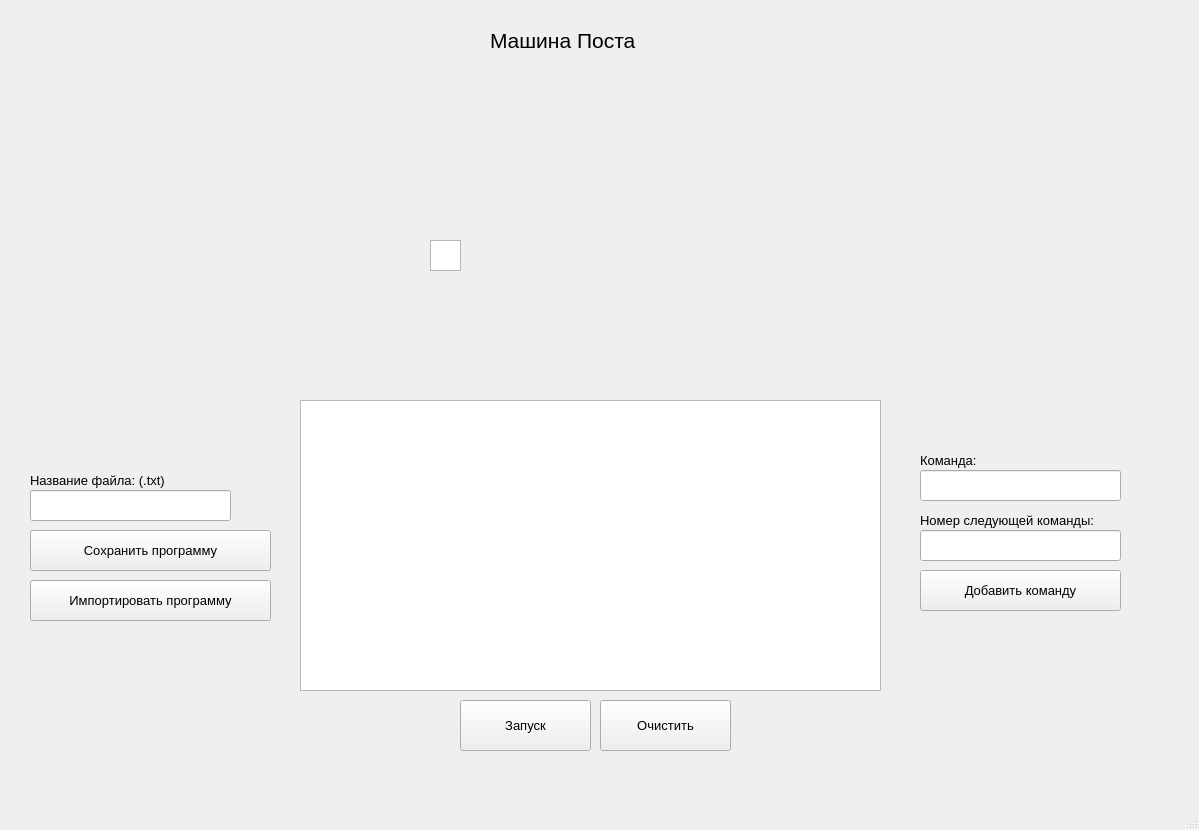
Old version of the form PostMachine.ui in the repository DimaChesnokov/PostMachine.
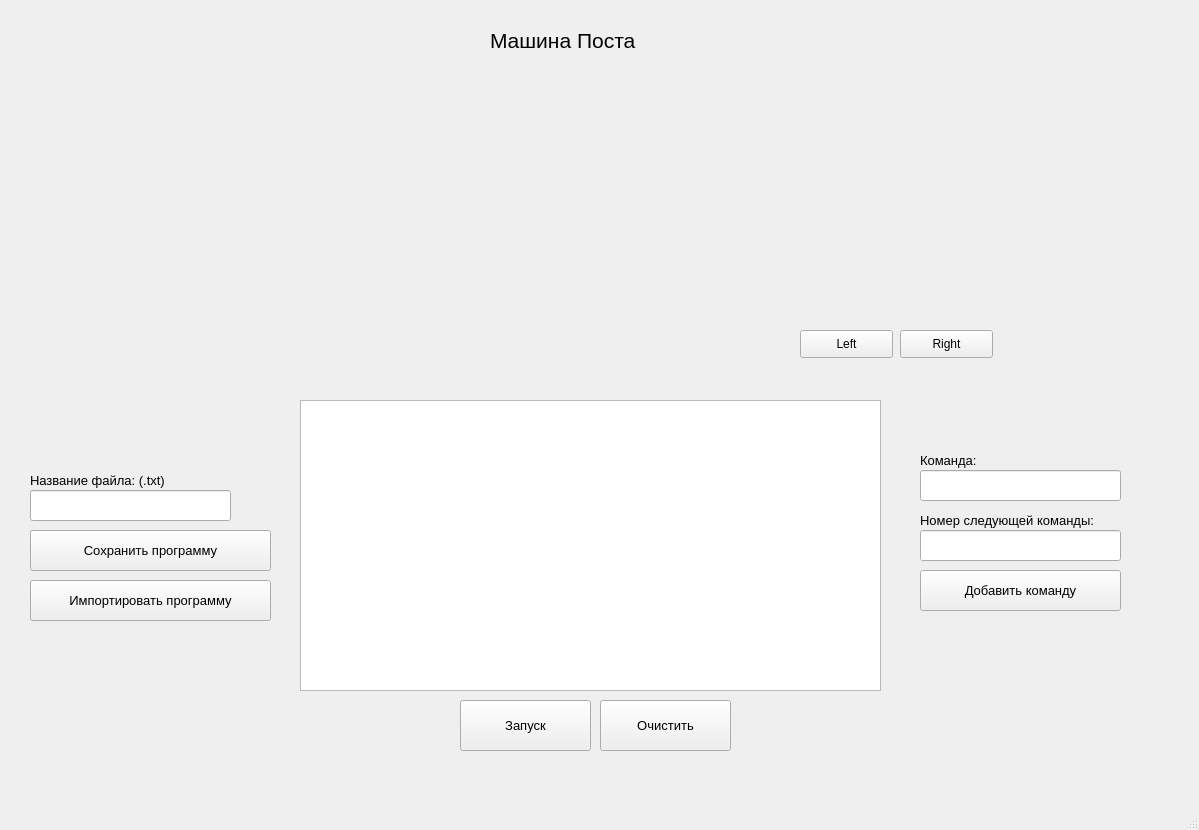
New version of the form.

Patch:
```diff
--- a/PostMachine.ui
+++ b/PostMachine.ui
@@ -222,14 +222,63 @@
      <string>Очистить</string>
     </property>
    </widget>
-   <widget class="QTextEdit" name="textEdit">
+   <widget class="QWidget" name="horizontalLayoutWidget">
     <property name="geometry">
      <rect>
-      <x>430</x>
-      <y>240</y>
-      <width>31</width>
-      <height>31</height>
+      <x>90</x>
+      <y>180</y>
+      <width>1021</width>
+      <height>80</height>
      </rect>
+    </property>
+    <layout class="QHBoxLayout" name="horizontalLayout"/>
+   </widget>
+   <widget class="QWidget" name="horizontalLayoutWidget_2">
+    <property name="geometry">
+     <rect>
+      <x>90</x>
+      <y>210</y>
+      <width>1021</width>
+      <height>80</height>
+     </rect>
+    </property>
+    <layout class="QHBoxLayout" name="horizontalLayout_2"/>
+   </widget>
+   <widget class="QWidget" name="horizontalLayoutWidget_3">
+    <property name="geometry">
+     <rect>
+      <x>90</x>
+      <y>150</y>
+      <width>1021</width>
+      <height>80</height>
+     </rect>
+    </property>
+    <layout class="QHBoxLayout" name="horizontalLayout_3"/>
+   </widget>
+   <widget class="QPushButton" name="pushButton_Right">
+    <property name="geometry">
+     <rect>
+      <x>900</x>
+      <y>330</y>
+      <width>93</width>
+      <height>28</height>
+     </rect>
+    </property>
+    <property name="text">
+     <string>Right</string>
+    </property>
+   </widget>
+   <widget class="QPushButton" name="pushButton_Left">
+    <property name="geometry">
+     <rect>
+      <x>800</x>
+      <y>330</y>
+      <width>93</width>
+      <height>28</height>
+     </rect>
+    </property>
+    <property name="text">
+     <string>Left</string>
     </property>
    </widget>
   </widget>
```
